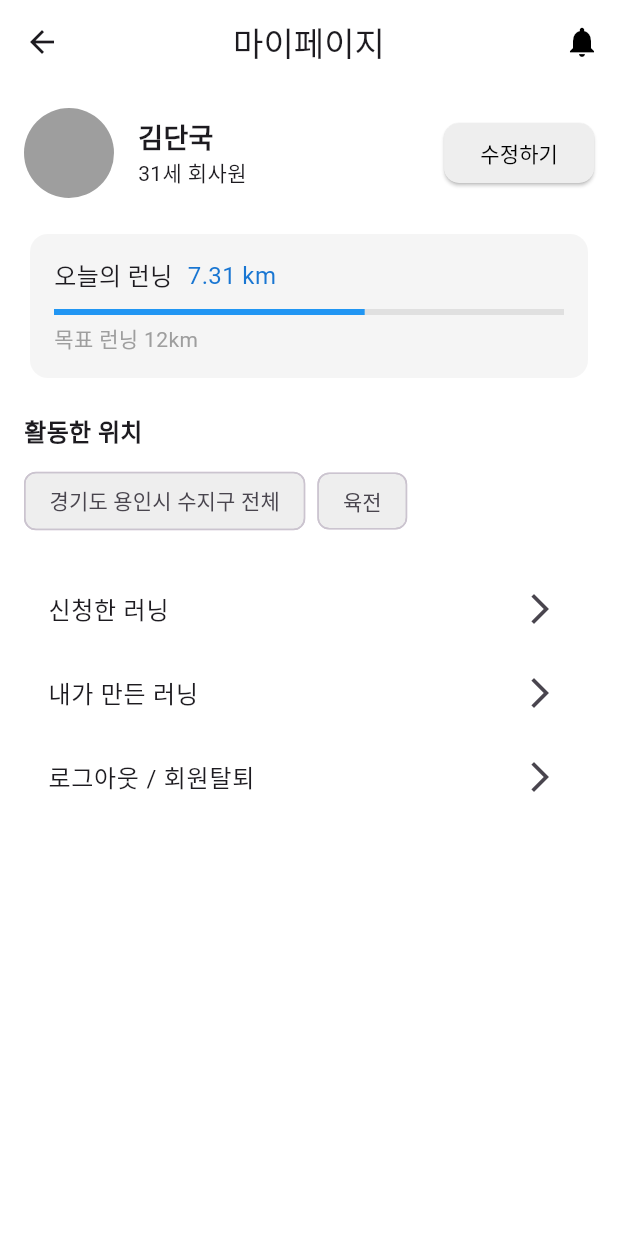
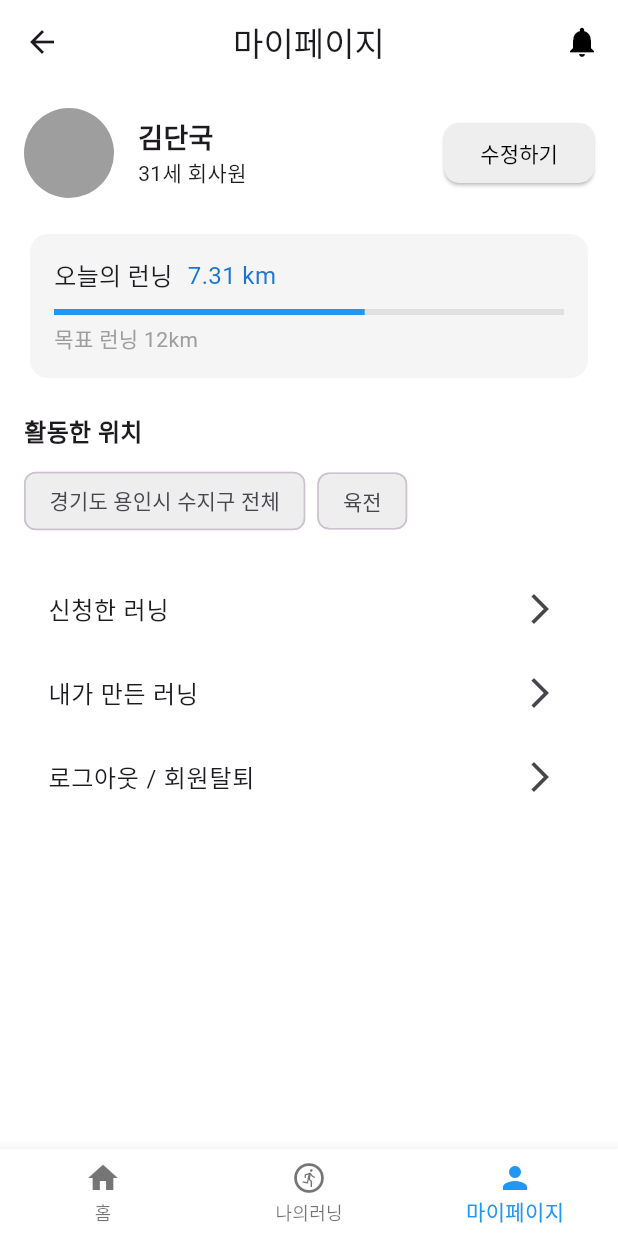
Before and after one commit to 9oormthonDKU/Frontend, a Flutter app: the ProfileView screen opened directly, on a phone screen of 412 x 824 dp. Run offline on Flutter 3.47's test engine with Material 3 defaults, Android fonts, the phone set to English and light mode, and no system bars; our stand-ins replace image_picker, table_calendar; accounts and stored records are empty.

Commit message:
feat: 하단 위젯 추가
feat: 하단 위젯 추가

```diff
--- a/goormthonfe/lib/views/profile_view.dart
+++ b/goormthonfe/lib/views/profile_view.dart
@@ -1,10 +1,12 @@
 // lib/views/profile_controller.dart
+
 import 'package:flutter/material.dart';
 import '../controllers/profile_controller.dart';
 import '../models/profile_model.dart';
 import '../models/profile_edit_model.dart';
 import 'profile_edit_view.dart';
 import 'applied_running_view.dart';
+import 'mainscreen_view.dart';  // MainScreen_view import 추가
 
 class ProfileView extends StatefulWidget {
   const ProfileView({Key? key}) : super(key: key);
@@ -26,11 +28,37 @@ class _ProfileViewState extends State<ProfileView> {
   );
 
   late ProfileController _profileController;
+  int _selectedIndex = 2;  // 현재 선택된 네비게이션 인덱스, Profile 페이지는 2번째 탭이므로 초기값을 2로 설정
 
   @override
   void initState() {
     super.initState();
     _profileController = ProfileController(_profileModel);
+  }
+
+  void _onItemTapped(int index) {
+    if (index == 0) {
+      // 홈 버튼을 눌렀을 때 MainScreen_view로 이동
+      Navigator.push(
+        context,
+        MaterialPageRoute(builder: (context) => MainScreen()),
+      );
+    } else if (index == 1) {
+      // 나의 러닝 버튼을 눌렀을 때 applied_running_view로 이동
+      Navigator.push(
+        context,
+        MaterialPageRoute(
+          builder: (context) => AppliedRunningPage(
+            appliedSessions: [],  // 임시 세션 데이터
+            createdSessions: [],  // 임시 세션 데이터
+          ),
+        ),
+      );
+    } else {
+      setState(() {
+        _selectedIndex = index;  // 현재 선택된 인덱스를 업데이트 (마이페이지)
+      });
+    }
   }
 
   @override
@@ -67,6 +95,18 @@ class _ProfileViewState extends State<ProfileView> {
             ],
           ),
         ),
+      ),
+      // 하단 네비게이션 바 추가
+      bottomNavigationBar: BottomNavigationBar(
+        backgroundColor: Colors.white,
+        items: const <BottomNavigationBarItem>[
+          BottomNavigationBarItem(icon: Icon(Icons.home), label: '홈'),
+          BottomNavigationBarItem(icon: Icon(Icons.run_circle_outlined), label: '나의러닝'),
+          BottomNavigationBarItem(icon: Icon(Icons.person), label: '마이페이지'),
+        ],
+        currentIndex: _selectedIndex,  // 현재 선택된 탭 인덱스
+        selectedItemColor: Colors.blue,
+        onTap: _onItemTapped,  // 탭 선택 시 호출되는 함수
       ),
     );
   }
```
